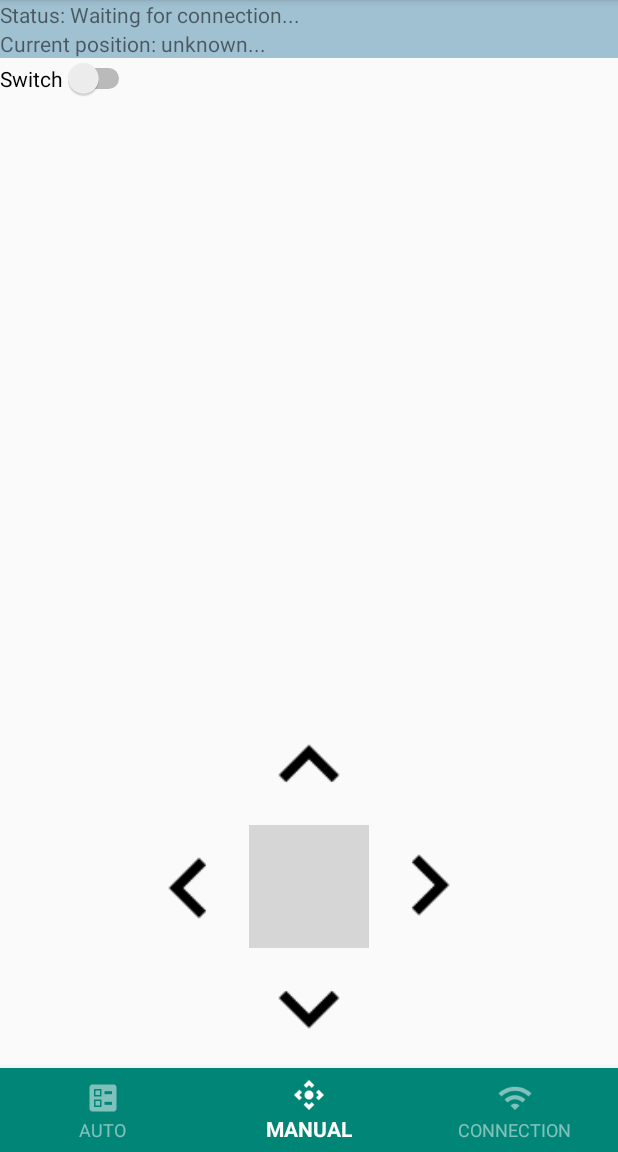
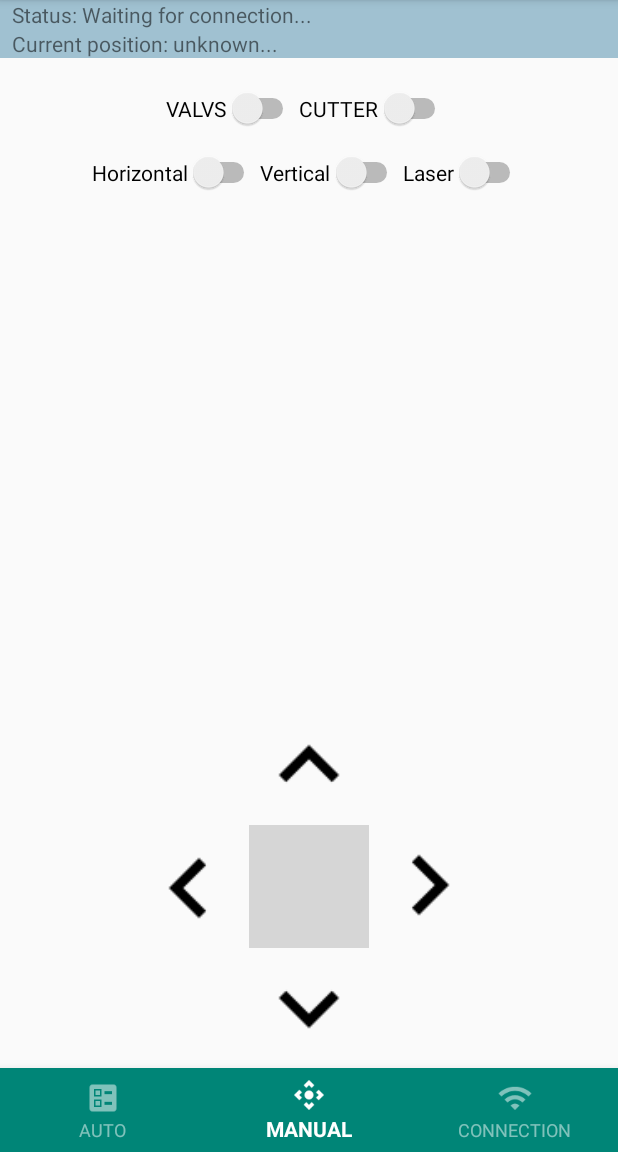
Before and after one commit to caffedrine/RPiStepperGUI, an Android app: the screen it shows after launch (MainActivity), item 2 of the bottom bar chosen, on a phone screen of 412 x 824 dp, the part 84-1236 px from its top. Run offline under Robolectric (Android 15) with nearby library versions, the phone set to English and light mode, and no system bars; grey boxes are pictures that could not be loaded.

Commit message:
some work on android gui

```diff
--- a/v2/Android/SophiaAPP/app/src/main/res/layout/activity_main.xml
+++ b/v2/Android/SophiaAPP/app/src/main/res/layout/activity_main.xml
@@ -22,6 +22,7 @@
             android:id="@+id/status_text"
             android:layout_width="match_parent"
             android:layout_height="match_parent"
+            android:layout_marginLeft="@dimen/default_gap"
             android:text="Status: Waiting for connection..."
             app:layout_column="1"
             app:layout_row="1" />
@@ -30,6 +31,7 @@
             android:id="@+id/status_current_position"
             android:layout_width="match_parent"
             android:layout_height="match_parent"
+            android:layout_marginLeft="@dimen/default_gap"
             android:text="Current position: unknown..."
             app:layout_column="1"
             app:layout_row="2" />
--- a/v2/Android/SophiaAPP/app/src/main/res/layout/fragment_manual.xml
+++ b/v2/Android/SophiaAPP/app/src/main/res/layout/fragment_manual.xml
@@ -8,11 +8,62 @@
 
     <!-- TODO: Update blank fragment layout -->
 
-    <Switch
-        android:id="@+id/switch1"
+    <RelativeLayout
         android:layout_width="wrap_content"
         android:layout_height="wrap_content"
-        android:text="Switch" />
+        android:layout_marginTop="20dp">
+
+        <LinearLayout
+            android:id="@+id/layout_switches"
+            android:layout_width="match_parent"
+            android:layout_height="wrap_content"
+            android:gravity="top|center"
+            android:orientation="horizontal">
+
+            <Switch
+                android:id="@+id/switch3"
+                android:layout_width="wrap_content"
+                android:layout_height="wrap_content"
+                android:text="VALVS" />
+
+            <Switch
+                android:id="@+id/switch4"
+                android:layout_width="wrap_content"
+                android:layout_height="wrap_content"
+                android:text="CUTTER"
+                app:layout_column="1"
+                app:layout_row="0" />
+        </LinearLayout>
+
+        <LinearLayout
+            android:id="@+id/buttons_feedback"
+            android:layout_width="match_parent"
+            android:layout_height="wrap_content"
+            android:gravity="center"
+            android:layout_below="@id/layout_switches"
+            android:layout_marginTop="15dp"
+            android:orientation="horizontal">
+
+            <Switch
+                android:id="@+id/switch7"
+                android:layout_width="wrap_content"
+                android:layout_height="wrap_content"
+
+                android:text="Horizontal" />
+
+            <Switch
+                android:id="@+id/switch6"
+                android:layout_width="wrap_content"
+                android:layout_height="wrap_content"
+                android:text="Vertical" />
+
+            <Switch
+                android:id="@+id/switch5"
+                android:layout_width="wrap_content"
+                android:layout_height="wrap_content"
+                android:text="Laser" />
+        </LinearLayout>
+    </RelativeLayout>
 
     <android.support.v7.widget.GridLayout
         android:id="@+id/control_buttons_layout"
```
Also changed, not shown: v2/Android/SophiaAPP/app/src/main/res/layout/fragment_auto.xml (+32 -1 lines).
